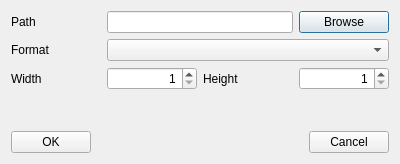
First picture: the form in src/gui/exportplottoimagedialog.ui, repository echmet/CEval, before the edit.
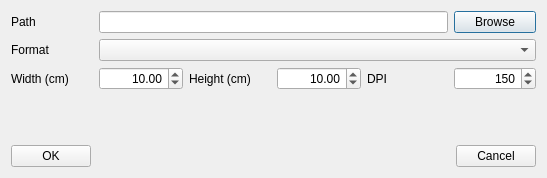
Second picture: the form after the edit.

What changed in the file:
```diff
--- a/src/gui/exportplottoimagedialog.ui
+++ b/src/gui/exportplottoimagedialog.ui
@@ -6,8 +6,8 @@
    <rect>
     <x>0</x>
     <y>0</y>
-    <width>400</width>
-    <height>164</height>
+    <width>547</width>
+    <height>178</height>
    </rect>
   </property>
   <property name="windowTitle">
@@ -16,6 +16,38 @@
   <layout class="QVBoxLayout" name="verticalLayout">
    <item>
     <layout class="QGridLayout" name="gridLayout">
+     <item row="2" column="1">
+      <widget class="QDoubleSpinBox" name="qspbox_width">
+       <property name="alignment">
+        <set>Qt::AlignRight|Qt::AlignTrailing|Qt::AlignVCenter</set>
+       </property>
+       <property name="minimum">
+        <double>1.000000000000000</double>
+       </property>
+       <property name="maximum">
+        <double>9999999.000000000000000</double>
+       </property>
+       <property name="value">
+        <double>10.000000000000000</double>
+       </property>
+      </widget>
+     </item>
+     <item row="2" column="3">
+      <widget class="QDoubleSpinBox" name="qspbox_height">
+       <property name="alignment">
+        <set>Qt::AlignRight|Qt::AlignTrailing|Qt::AlignVCenter</set>
+       </property>
+       <property name="minimum">
+        <double>1.000000000000000</double>
+       </property>
+       <property name="maximum">
+        <double>9999999.000000000000000</double>
+       </property>
+       <property name="value">
+        <double>10.000000000000000</double>
+       </property>
+      </widget>
+     </item>
      <item row="0" column="0">
       <widget class="QLabel" name="ql_path">
        <property name="text">
@@ -26,7 +58,7 @@
      <item row="2" column="0">
       <widget class="QLabel" name="ql_width">
        <property name="text">
-        <string>Width</string>
+        <string>Width (cm)</string>
        </property>
       </widget>
      </item>
@@ -37,28 +69,22 @@
        </property>
       </widget>
      </item>
-     <item row="2" column="1">
-      <widget class="QSpinBox" name="qspbox_width">
-       <property name="alignment">
-        <set>Qt::AlignRight|Qt::AlignTrailing|Qt::AlignVCenter</set>
-       </property>
-       <property name="minimum">
-        <number>1</number>
-       </property>
-       <property name="maximum">
-        <number>9999999</number>
-       </property>
-      </widget>
-     </item>
      <item row="2" column="2">
       <widget class="QLabel" name="ql_height">
        <property name="text">
-        <string>Height</string>
+        <string>Height (cm)</string>
        </property>
       </widget>
      </item>
-     <item row="2" column="3">
-      <widget class="QSpinBox" name="qspbox_height">
+     <item row="2" column="4">
+      <widget class="QLabel" name="label">
+       <property name="text">
+        <string>DPI</string>
+       </property>
+      </widget>
+     </item>
+     <item row="2" column="5">
+      <widget class="QSpinBox" name="qspbox_dpi">
        <property name="alignment">
         <set>Qt::AlignRight|Qt::AlignTrailing|Qt::AlignVCenter</set>
        </property>
@@ -66,26 +92,26 @@
         <number>1</number>
        </property>
        <property name="maximum">
-        <number>9999999</number>
+        <number>9999</number>
        </property>
        <property name="value">
-        <number>1</number>
+        <number>150</number>
        </property>
       </widget>
      </item>
-     <item row="1" column="1" colspan="3">
-      <widget class="QComboBox" name="qcbox_format"/>
-     </item>
-     <item row="0" column="3">
+     <item row="0" column="5">
       <widget class="QPushButton" name="qpb_browse">
        <property name="text">
         <string>Browse</string>
        </property>
       </widget>
      </item>
-     <item row="0" column="1" colspan="2">
+     <item row="0" column="1" colspan="4">
       <widget class="QLineEdit" name="qle_path"/>
      </item>
+     <item row="1" column="1" colspan="5">
+      <widget class="QComboBox" name="qcbox_format"/>
+     </item>
     </layout>
    </item>
    <item>
```
